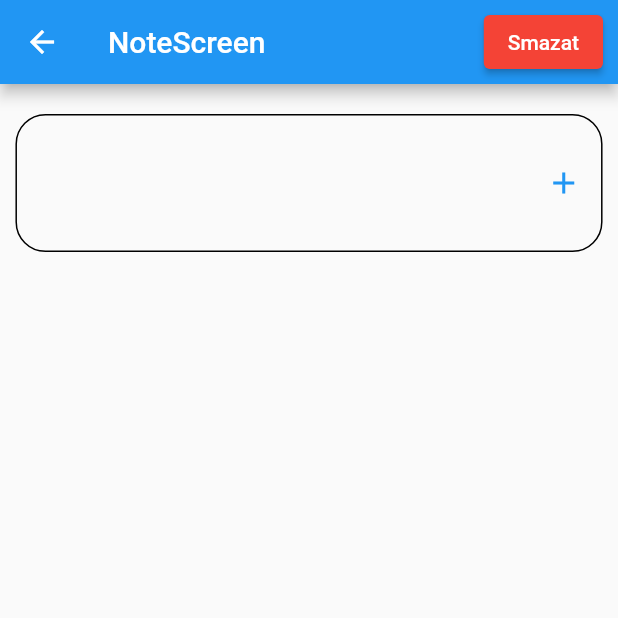
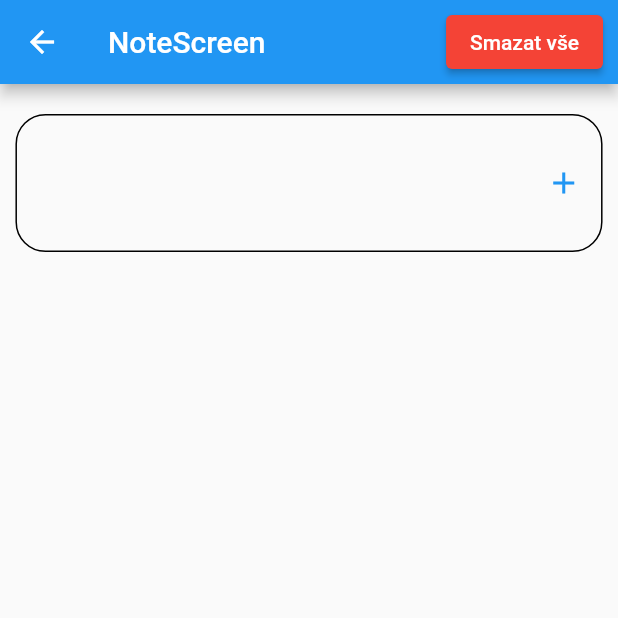
Before and after one commit to flutter-kurz-2/treti_lekce, a Flutter app: the NoteScreen screen opened directly, on a phone screen of 412 x 824 dp, the top half of it. Run offline on Flutter 3.47's test engine with Material 2 defaults, Android fonts, the light colour scheme and no system bars; our stand-ins replace fluttertoast, shared_preferences; accounts and stored records are empty.

Commit message:
Update note_screen.dart

```diff
--- a/lib/screens/note_screen.dart
+++ b/lib/screens/note_screen.dart
@@ -53,7 +53,7 @@ class _NoteScreenState extends State<NoteScreen> {
             mainAxisAlignment: MainAxisAlignment.start,
             children: <Widget>[
 
-              ElevatedButton(onPressed: delete, child: const Text("Smazat"),style: ElevatedButton.styleFrom(
+              ElevatedButton(onPressed: delete, child: const Text("Smazat vše"),style: ElevatedButton.styleFrom(
                   primary: Colors.red
               ),),
               const SizedBox(width: 10,)
@@ -114,7 +114,7 @@ class _NoteScreenState extends State<NoteScreen> {
                             itemCount: notes.length,
                             itemBuilder: (context, index) {
                               return ListTile(
-                                ///onLongPress: notes.removeAt(index),
+                                  //onLongPress: () => notes.removeAt(index),
                                 title: Text(notes [index]),
                               );
                             })
```
